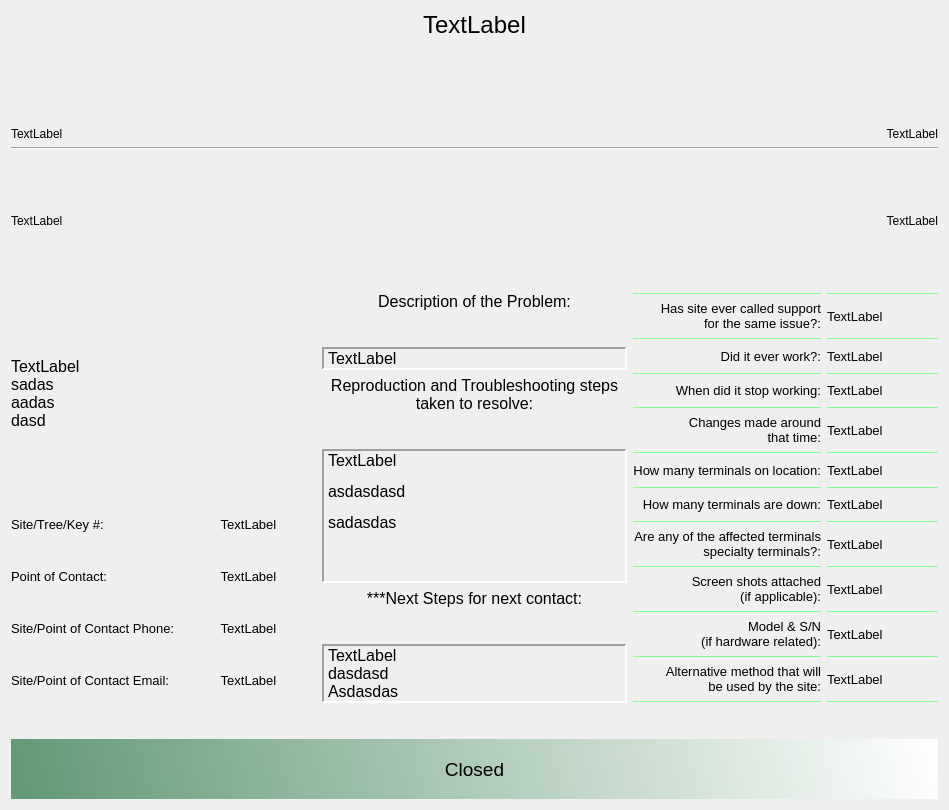
This is gui_selektovani.ui in Sasa993/Agent-Tool as Qt 5 draws it before an edit. The edited form follows.
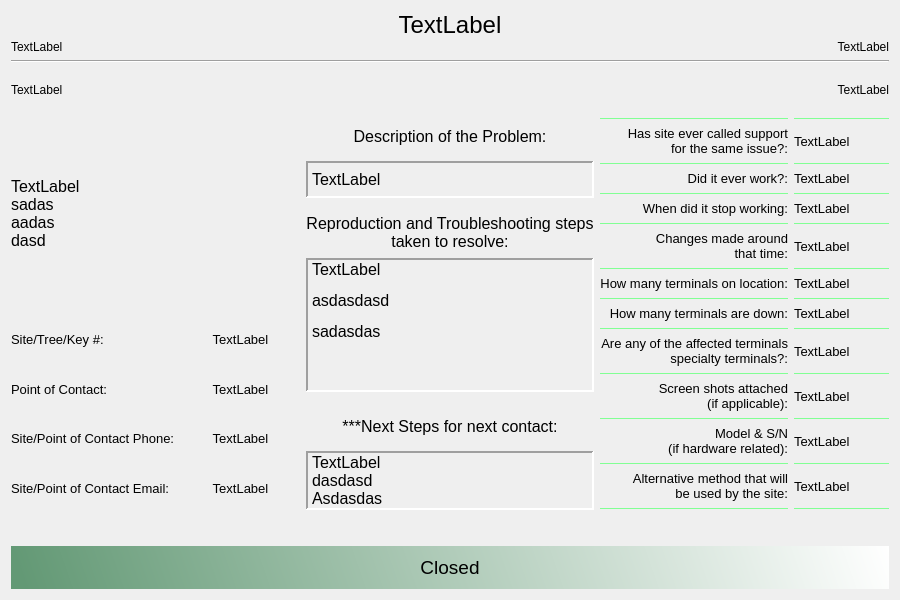
This is the edited form.

```diff
--- a/gui_selektovani.ui
+++ b/gui_selektovani.ui
@@ -6,10 +6,22 @@
    <rect>
     <x>0</x>
     <y>0</y>
-    <width>949</width>
-    <height>810</height>
+    <width>900</width>
+    <height>600</height>
    </rect>
   </property>
+  <property name="minimumSize">
+   <size>
+    <width>900</width>
+    <height>563</height>
+   </size>
+  </property>
+  <property name="maximumSize">
+   <size>
+    <width>1080</width>
+    <height>700</height>
+   </size>
+  </property>
   <property name="windowTitle">
    <string>Form</string>
   </property>
@@ -595,19 +607,6 @@
        </property>
       </widget>
      </item>
-     <item>
-      <spacer name="verticalSpacer_2">
-       <property name="orientation">
-        <enum>Qt::Vertical</enum>
-       </property>
-       <property name="sizeHint" stdset="0">
-        <size>
-         <width>20</width>
-         <height>30</height>
-        </size>
-       </property>
-      </spacer>
-     </item>
      <item>
       <widget class="QLabel" name="labelDescription">
        <property name="font">
@@ -629,6 +628,22 @@
        </property>
       </widget>
      </item>
+     <item>
+      <spacer name="verticalSpacer">
+       <property name="orientation">
+        <enum>Qt::Vertical</enum>
+       </property>
+       <property name="sizeType">
+        <enum>QSizePolicy::Fixed</enum>
+       </property>
+       <property name="sizeHint" stdset="0">
+        <size>
+         <width>20</width>
+         <height>10</height>
+        </size>
+       </property>
+      </spacer>
+     </item>
      <item>
       <widget class="QLabel" name="label123">
        <property name="font">
@@ -644,19 +659,6 @@
        </property>
       </widget>
      </item>
-     <item>
-      <spacer name="verticalSpacer">
-       <property name="orientation">
-        <enum>Qt::Vertical</enum>
-       </property>
-       <property name="sizeHint" stdset="0">
-        <size>
-         <width>20</width>
-         <height>30</height>
-        </size>
-       </property>
-      </spacer>
-     </item>
      <item>
       <widget class="QLabel" name="labelTroubleshooting">
        <property name="font">
@@ -678,6 +680,22 @@
        </property>
       </widget>
      </item>
+     <item>
+      <spacer name="verticalSpacer_2">
+       <property name="orientation">
+        <enum>Qt::Vertical</enum>
+       </property>
+       <property name="sizeType">
+        <enum>QSizePolicy::Fixed</enum>
+       </property>
+       <property name="sizeHint" stdset="0">
+        <size>
+         <width>20</width>
+         <height>10</height>
+        </size>
+       </property>
+      </spacer>
+     </item>
      <item>
       <widget class="QLabel" name="labelnexttt">
        <property name="font">
@@ -693,19 +711,6 @@
        </property>
       </widget>
      </item>
-     <item>
-      <spacer name="verticalSpacer_3">
-       <property name="orientation">
-        <enum>Qt::Vertical</enum>
-       </property>
-       <property name="sizeHint" stdset="0">
-        <size>
-         <width>20</width>
-         <height>30</height>
-        </size>
-       </property>
-      </spacer>
-     </item>
      <item>
       <widget class="QLabel" name="labelNextSteps">
        <property name="font">
```
